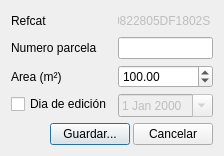
psigcat/export_gml_catastro_espanya, file ui/requestData_dialog.ui: the form before one commit.
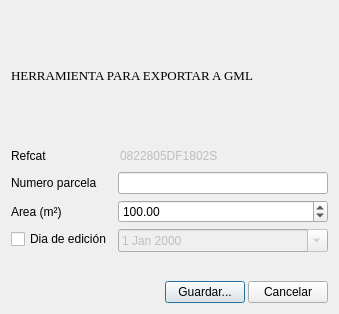
The form after the commit.

Commit message: improve ui i domain psig.es

Patch:
```diff
--- a/ui/requestData_dialog.ui
+++ b/ui/requestData_dialog.ui
@@ -6,16 +6,42 @@
    <rect>
     <x>0</x>
     <y>0</y>
-    <width>211</width>
-    <height>152</height>
+    <width>339</width>
+    <height>314</height>
    </rect>
   </property>
   <property name="windowTitle">
    <string notr="true">Exportando parcela</string>
   </property>
+  <property name="styleSheet">
+   <string notr="true">font: 10pt &quot;Georgia&quot;;</string>
+  </property>
   <layout class="QVBoxLayout" name="verticalLayout">
+   <item>
+    <layout class="QVBoxLayout" name="verticalLayout_3">
+     <item>
+      <widget class="QLabel" name="label">
+       <property name="font">
+        <font>
+         <family>Georgia</family>
+         <pointsize>10</pointsize>
+         <weight>50</weight>
+         <italic>false</italic>
+         <bold>false</bold>
+        </font>
+       </property>
+       <property name="text">
+        <string>HERRAMIENTA PARA EXPORTAR A GML</string>
+       </property>
+      </widget>
+     </item>
+    </layout>
+   </item>
    <item>
     <layout class="QFormLayout" name="formLayout">
+     <property name="fieldGrowthPolicy">
+      <enum>QFormLayout::AllNonFixedFieldsGrow</enum>
+     </property>
      <item row="0" column="0">
       <widget class="QLabel" name="refcat_lbl">
        <property name="text">
```
The commit also changes 1 other file.
